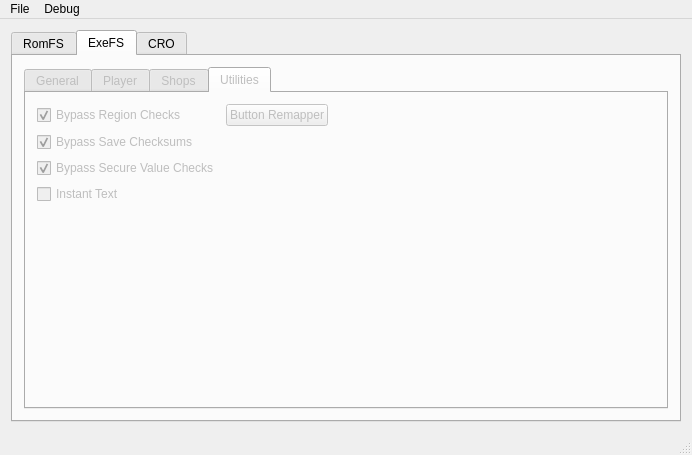
This is Forms/mainwindow.ui in Slattz/ACNL_REditor as Qt 5 draws it before an edit. The edited form follows.
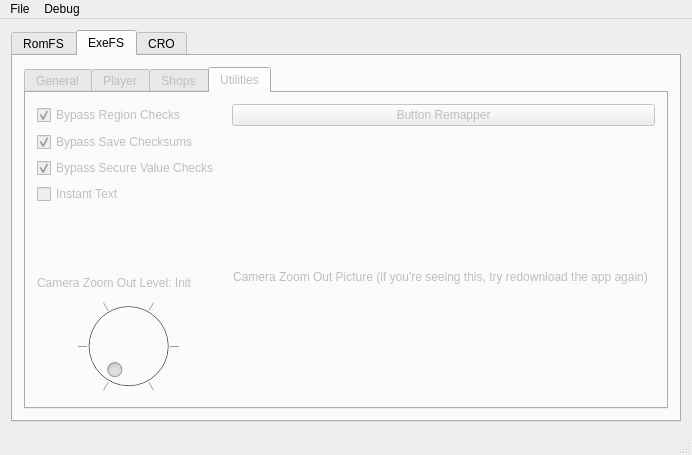
This is the edited form. The open tabs and pages were chosen to show the change.

Commit message:
Add Camera Zoom Out Patch by Jay
Give Levi credit for Send 3 Numbers on Island concept
Add MusicHasNoEcho pattern in comment

```diff
--- a/Forms/mainwindow.ui
+++ b/Forms/mainwindow.ui
@@ -83,7 +83,7 @@
         <string>ExeFS</string>
        </attribute>
        <layout class="QGridLayout" name="gridLayout_5">
-        <item row="0" column="0">
+        <item row="1" column="0">
          <widget class="QTabWidget" name="tabWidget_exefs">
           <property name="currentIndex">
            <number>0</number>
@@ -709,6 +709,35 @@
             <string>Utilities</string>
            </attribute>
            <layout class="QGridLayout" name="gridLayout_2">
+            <item row="6" column="0">
+             <widget class="QDial" name="dial_CameraZoomOut">
+              <property name="toolTip">
+               <string>&lt;html&gt;&lt;head/&gt;&lt;body&gt;&lt;p&gt;This code patches the game to change the camera zoom level in-game.&lt;br/&gt;&lt;br/&gt;This can create a more 'immersive' feeling, aswell as allowing the player to see more of it's surroundings. The pictures on the right showcase the various zoom levels.&lt;/p&gt;&lt;p&gt;Credit to Jay for this code :)&lt;/p&gt;&lt;/body&gt;&lt;/html&gt;</string>
+              </property>
+              <property name="minimum">
+               <number>0</number>
+              </property>
+              <property name="maximum">
+               <number>5</number>
+              </property>
+              <property name="pageStep">
+               <number>1</number>
+              </property>
+              <property name="value">
+               <number>0</number>
+              </property>
+              <property name="notchesVisible">
+               <bool>true</bool>
+              </property>
+             </widget>
+            </item>
+            <item row="0" column="2">
+             <widget class="QPushButton" name="BTN_Remapper">
+              <property name="text">
+               <string>Button Remapper</string>
+              </property>
+             </widget>
+            </item>
             <item row="1" column="0">
              <widget class="QCheckBox" name="CB_ChecksumPass">
               <property name="toolTip">
@@ -722,18 +751,15 @@
               </property>
              </widget>
             </item>
-            <item row="4" column="0">
-             <spacer name="verticalSpacer_2">
-              <property name="orientation">
-               <enum>Qt::Vertical</enum>
+            <item row="3" column="0">
+             <widget class="QCheckBox" name="CB_InstantText">
+              <property name="toolTip">
+               <string>&lt;html&gt;&lt;head/&gt;&lt;body&gt;&lt;p&gt;Enabling this code makes text render instantly.&lt;/p&gt;&lt;p&gt;Generally, text renders a letter at a time.&lt;/p&gt;&lt;p&gt;This speeds up rendering so text appears instantly.&lt;/p&gt;&lt;/body&gt;&lt;/html&gt;</string>
               </property>
-              <property name="sizeHint" stdset="0">
-               <size>
-                <width>20</width>
-                <height>40</height>
-               </size>
+              <property name="text">
+               <string>Instant Text</string>
               </property>
-             </spacer>
+             </widget>
             </item>
             <item row="2" column="0">
              <widget class="QCheckBox" name="CB_SecureValPass">
@@ -748,7 +774,20 @@
               </property>
              </widget>
             </item>
-            <item row="0" column="2">
+            <item row="4" column="0">
+             <spacer name="verticalSpacer_4">
+              <property name="orientation">
+               <enum>Qt::Vertical</enum>
+              </property>
+              <property name="sizeHint" stdset="0">
+               <size>
+                <width>20</width>
+                <height>40</height>
+               </size>
+              </property>
+             </spacer>
+            </item>
+            <item row="1" column="2">
              <spacer name="horizontalSpacer_2">
               <property name="orientation">
                <enum>Qt::Horizontal</enum>
@@ -761,6 +800,16 @@
               </property>
              </spacer>
             </item>
+            <item row="5" column="0">
+             <widget class="QLabel" name="LBL_CameraZoomOut">
+              <property name="toolTip">
+               <string>&lt;html&gt;&lt;head/&gt;&lt;body&gt;&lt;p&gt;This code patches the game to change the camera zoom level in-game.&lt;br/&gt;&lt;br/&gt;This can create a more 'immersive' feeling, aswell as allowing the player to see more of it's surroundings. The pictures on the right showcase the various zoom levels.&lt;/p&gt;&lt;p&gt;Credit to Jay for this code :)&lt;/p&gt;&lt;/body&gt;&lt;/html&gt;</string>
+              </property>
+              <property name="text">
+               <string>Camera Zoom Out Level: Init</string>
+              </property>
+             </widget>
+            </item>
             <item row="0" column="0">
              <widget class="QCheckBox" name="CB_RegionPass">
               <property name="toolTip">
@@ -777,20 +826,16 @@
               </property>
              </widget>
             </item>
-            <item row="0" column="1">
-             <widget class="QPushButton" name="BTN_Remapper">
-              <property name="text">
-               <string>Button Remapper</string>
-              </property>
-             </widget>
-            </item>
-            <item row="3" column="0">
-             <widget class="QCheckBox" name="CB_InstantText">
+            <item row="2" column="1" rowspan="5" colspan="2">
+             <widget class="QLabel" name="LBL_CameraZoomOutPic">
               <property name="toolTip">
                <string>&lt;html&gt;&lt;head/&gt;&lt;body&gt;&lt;p&gt;Enabling this code makes text render instantly.&lt;/p&gt;&lt;p&gt;Generally, text renders a letter at a time.&lt;/p&gt;&lt;p&gt;This speeds up rendering so text appears instantly.&lt;/p&gt;&lt;/body&gt;&lt;/html&gt;</string>
               </property>
               <property name="text">
-               <string>Instant Text</string>
+               <string>Camera Zoom Out Picture (if you're seeing this, try redownload the app again)</string>
+              </property>
+              <property name="alignment">
+               <set>Qt::AlignCenter</set>
               </property>
              </widget>
             </item>
```
Left out of the diff: 4 changed lines with no effect on the pictures. The commit also changes 14 other files.
